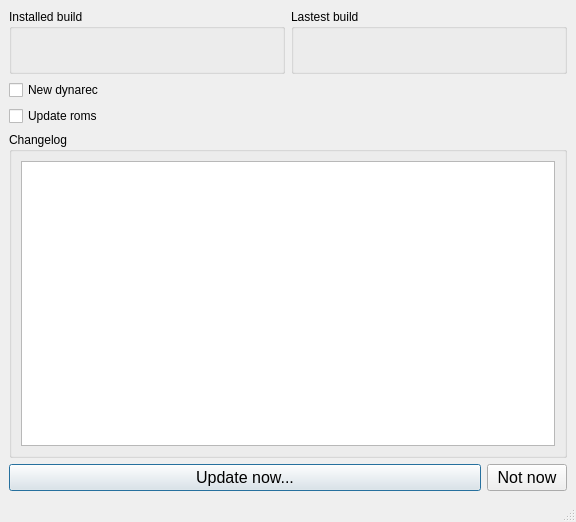
This is ui/mainwindow.ui in silverlays/Update86Box as Qt 5 draws it before an edit. The edited form follows.
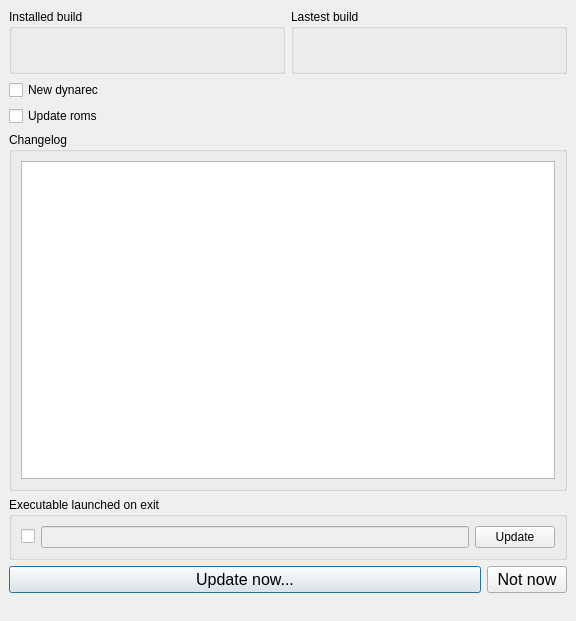
This is the edited form.

Commit message: Added command line zone in main window UI

```diff
--- a/ui/mainwindow.ui
+++ b/ui/mainwindow.ui
@@ -7,7 +7,7 @@
     <x>0</x>
     <y>0</y>
     <width>576</width>
-    <height>522</height>
+    <height>621</height>
    </rect>
   </property>
   <property name="windowTitle">
@@ -131,6 +131,36 @@
       </layout>
      </widget>
     </item>
+    <item>
+     <widget class="QGroupBox" name="groupBox_4">
+      <property name="title">
+       <string>Executable launched on exit</string>
+      </property>
+      <layout class="QHBoxLayout" name="horizontalLayout_3">
+       <item>
+        <widget class="QCheckBox" name="commandLineCheckBox">
+         <property name="text">
+          <string/>
+         </property>
+        </widget>
+       </item>
+       <item>
+        <widget class="QLineEdit" name="commandLineLineEdit">
+         <property name="enabled">
+          <bool>false</bool>
+         </property>
+        </widget>
+       </item>
+       <item>
+        <widget class="QPushButton" name="commandLineUpdateButton">
+         <property name="text">
+          <string>Update</string>
+         </property>
+        </widget>
+       </item>
+      </layout>
+     </widget>
+    </item>
     <item>
      <layout class="QHBoxLayout" name="horizontalLayout_2">
       <item>
@@ -186,7 +216,11 @@
     </rect>
    </property>
   </widget>
-  <widget class="QStatusBar" name="statusbar"/>
+  <widget class="QStatusBar" name="statusbar">
+   <property name="sizeGripEnabled">
+    <bool>false</bool>
+   </property>
+  </widget>
  </widget>
  <resources/>
  <connections/>
```
The commit also changes 1 other file.
